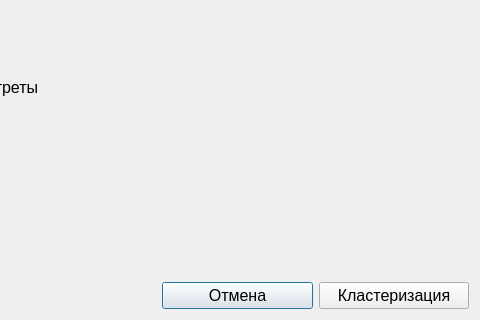
This is clusterizewindow.ui in layxproud/FileManagerVega as Qt 5 draws it before an edit; both pictures show x 163 to 643 and y 145 to 465 of the 643 by 465 pixel window. The edited form follows.
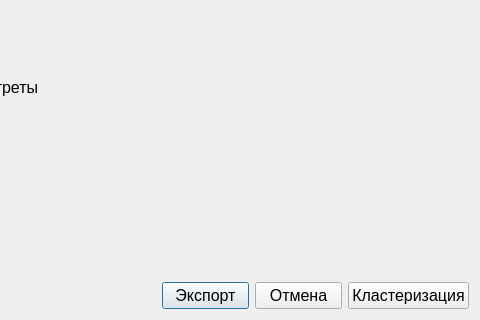
This is the edited form.

Diff of the .ui file:
```diff
--- a/clusterizewindow.ui
+++ b/clusterizewindow.ui
@@ -185,6 +185,13 @@
          <property name="rightMargin">
           <number>0</number>
          </property>
+         <item>
+          <widget class="QPushButton" name="exportButton">
+           <property name="text">
+            <string>Экспорт</string>
+           </property>
+          </widget>
+         </item>
          <item>
           <widget class="QPushButton" name="cancelButton">
            <property name="text">
```
